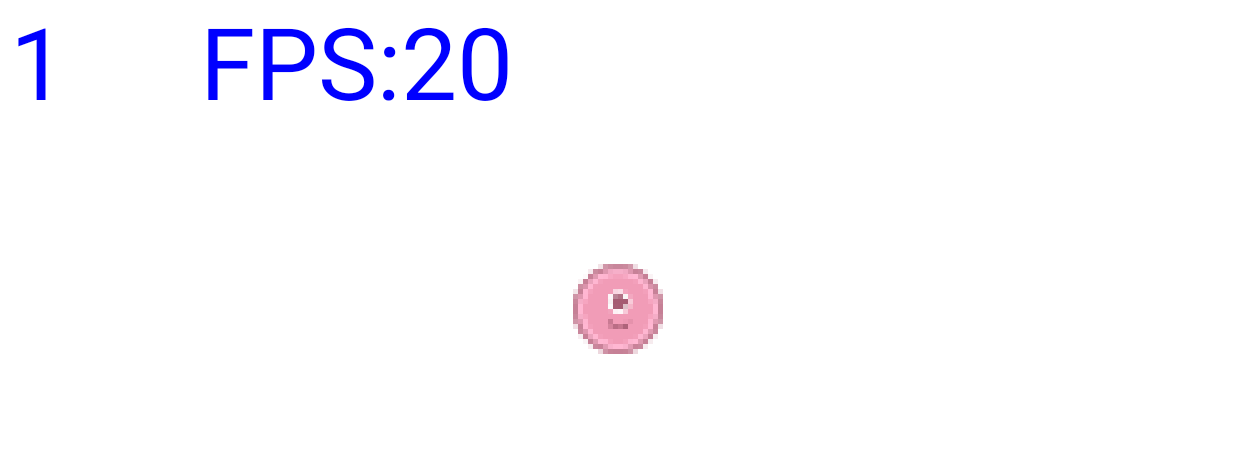
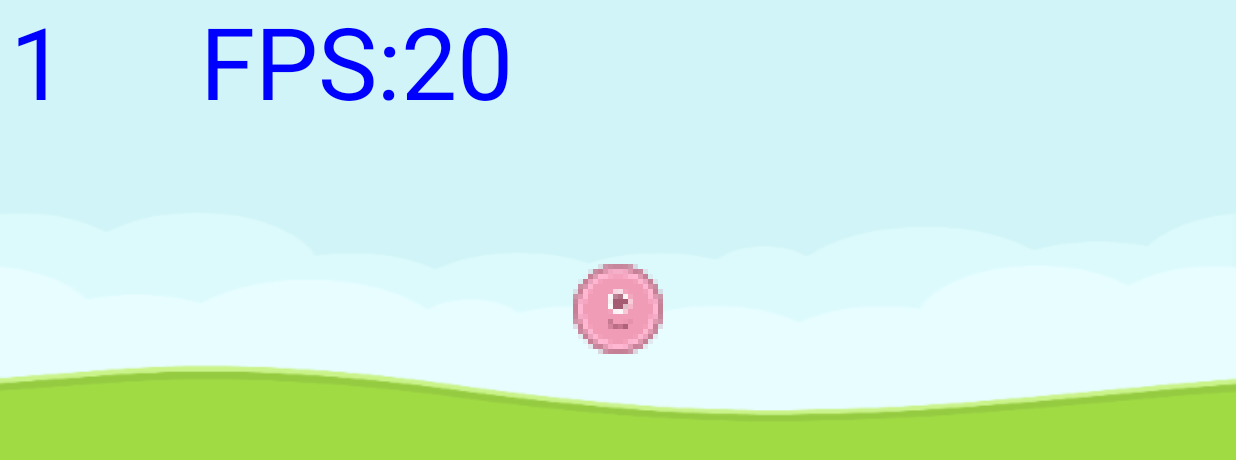
Before and after one commit to 211dbwls/SmartphoneGameProgramming_Project, an Android app: the screen it shows after launch (MainActivity), on a phone screen of 824 x 412 dp (held sideways). Shown: the top 460 px of the screen. Run offline under Robolectric (Android 15) with nearby library versions, the phone set to English and light mode, and no system bars.

Commit message:
project - 배경 설정

```diff
--- a/Project/app/src/main/res/layout/activity_main.xml
+++ b/Project/app/src/main/res/layout/activity_main.xml
@@ -9,6 +9,7 @@
     <com.example.jellyking.framework.GameView
         android:layout_width="match_parent"
         android:layout_height="match_parent"
+        android:background="@mipmap/background_colored_land"
         />
 
 </androidx.constraintlayout.widget.ConstraintLayout>
```
Also changed, not shown: Project/app/src/main/res/mipmap-xxxhdpi/background_blue_land.png (added), Project/app/src/main/res/mipmap-xxxhdpi/background_colored_desert.png (added), Project/app/src/main/res/mipmap-xxxhdpi/background_colored_land.png (added), Project/app/src/main/res/mipmap-xxxhdpi/background_colored_shroom.png (added).
